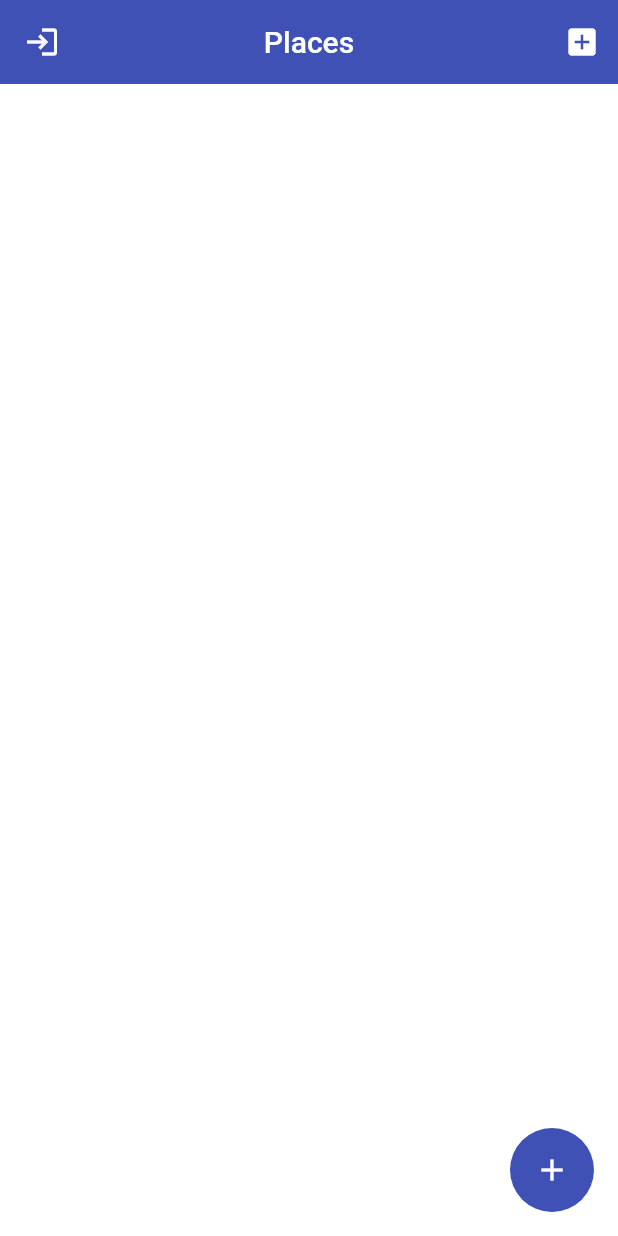
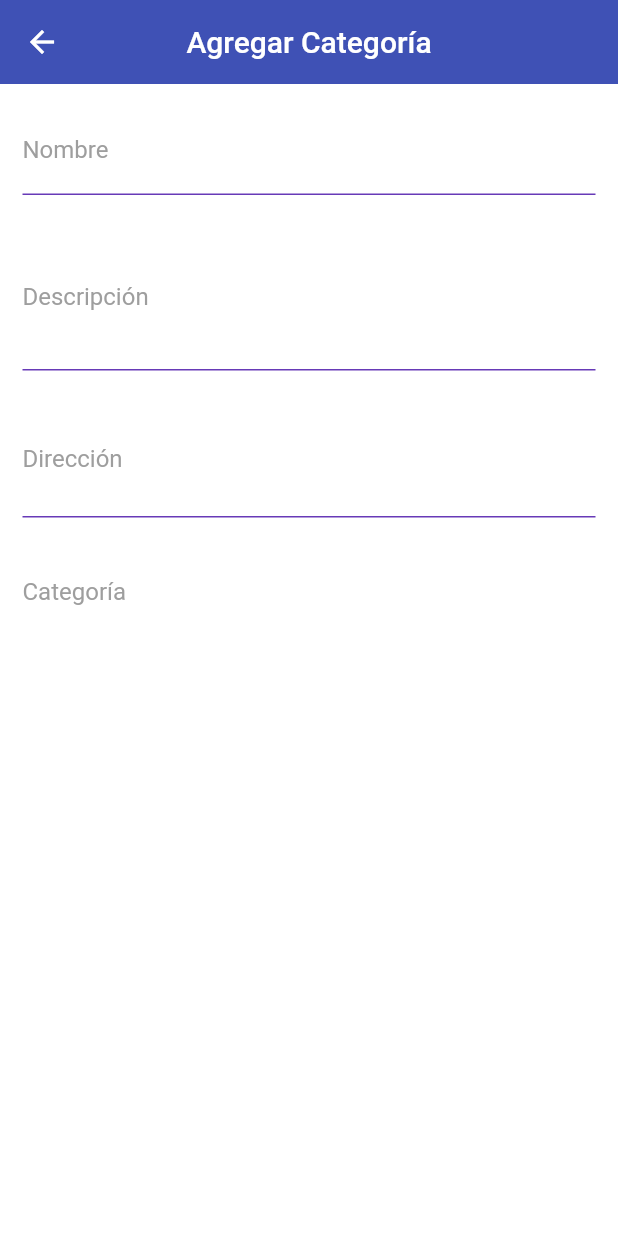
Before and after one commit to RobertoQuintero/lawebdepoza_flutter, a Flutter app: the HomeScreen screen opened by its route, after a tap on the "add" icon, on a phone screen of 412 x 824 dp. Run offline on Flutter 3.47's test engine with Material 2 defaults, Android fonts, the phone set to English and light mode, and no system bars; our stand-ins replace flutter_secure_storage, image_picker; accounts and stored records are empty; network calls fail.

Commit message:
Crea AddPlaceScreen y agrega DropdownButton

```diff
--- a/lib/main.dart
+++ b/lib/main.dart
@@ -1,4 +1,5 @@
 import 'package:flutter/material.dart';
+import 'package:lawebdepoza_mobile/screens/add_place_screen.dart';
 import 'package:provider/provider.dart';
 
 import 'package:lawebdepoza_mobile/screens/screens.dart';
@@ -36,7 +37,8 @@ class MyApp extends StatelessWidget {
         'checking': (_) => CheckAuthScreen(),
         'place': (_) => PlaceScreen(),
         'add-category': (_) => AddCategoryScreen(),
-        'categories': (_) => CategoriesScreen()
+        'categories': (_) => CategoriesScreen(),
+        'add-place': (_) => AddPlaceScreen()
       },
       scaffoldMessengerKey: NotificationsService.messengerKey,
       theme: ThemeData.light().copyWith(
--- a/lib/models/place.dart
+++ b/lib/models/place.dart
@@ -11,34 +11,34 @@ class Place {
     required this.name,
     required this.description,
     required this.address,
-    required this.coordinates,
+    this.coordinates,
     this.img,
     this.facebook,
     this.web,
-    required this.createdAt,
-    required this.updatedAt,
+    this.createdAt,
+    this.updatedAt,
     this.rating,
     this.totalRating,
     this.quantityVoting,
-    required this.category,
-    required this.user,
+    this.category,
+    this.user,
     this.id,
   });
 
   String name;
   String description;
   String address;
-  Coordinates coordinates;
+  Coordinates? coordinates;
   String? img;
   String? facebook;
   String? web;
-  DateTime createdAt;
-  DateTime updatedAt;
+  DateTime? createdAt;
+  DateTime? updatedAt;
   int? rating;
   int? totalRating;
   int? quantityVoting;
-  Category category;
-  String user;
+  Category? category;
+  String? user;
   String? id;
 
   factory Place.fromJson(String str) => Place.fromMap(json.decode(str));
@@ -67,16 +67,16 @@ class Place {
         "name": name,
         "description": description,
         "address": address,
-        "coordinates": coordinates.toMap(),
+        "coordinates": coordinates!.toMap(),
         'img': img,
         "facebook": facebook,
         "web": web,
-        "created_at": createdAt.toIso8601String(),
-        "updated_at": updatedAt.toIso8601String(),
+        "created_at": createdAt!.toIso8601String(),
+        "updated_at": updatedAt!.toIso8601String(),
         "rating": rating,
         "totalRating": totalRating,
         "quantityVoting": quantityVoting,
-        "category": category.toMap(),
+        "category": category!.toMap()['id'],
         "user": user,
         "_id": id,
       };
--- /dev/null
+++ b/lib/screens/add_place_screen.dart
@@ -0,0 +1,141 @@
+import 'package:flutter/material.dart';
+import 'package:lawebdepoza_mobile/models/category.dart';
+import 'package:lawebdepoza_mobile/services/services.dart';
+import 'package:lawebdepoza_mobile/ui/input_decorations.dart';
+import 'package:provider/provider.dart';
+
+class AddPlaceScreen extends StatelessWidget {
+  @override
+  Widget build(BuildContext context) {
+    final placesService = Provider.of<PlacesService>(context);
+    final categoryService = Provider.of<CategoryService>(context);
+    final place = placesService.selectedPlace;
+    return Scaffold(
+        appBar: AppBar(
+          title: Text('Agregar Categoría'),
+        ),
+        body: SingleChildScrollView(
+          physics: BouncingScrollPhysics(),
+          padding: EdgeInsets.only(left: 15, top: 15, right: 15),
+          child: Form(
+            autovalidateMode: AutovalidateMode.onUserInteraction,
+            child: Column(
+              children: [
+                TextFormField(
+                  initialValue: place.name,
+                  autocorrect: false,
+                  decoration: InputDecorations.authInputDecoration(
+                      hintText: 'Sopes el Texano...', labelText: 'Nombre'),
+                  onChanged: (value) => place.name = value,
+                  validator: (value) {
+                    return value != null && value.length > 2
+                        ? null
+                        : 'Nombre muy corto';
+                  },
+                ),
+                SizedBox(
+                  height: 20,
+                ),
+                TextFormField(
+                  initialValue: place.description,
+                  keyboardType: TextInputType.multiline,
+                  maxLines: 3,
+                  decoration: InputDecorations.authInputDecoration(
+                      hintText:
+                          'En este negocio ofrecemos el mejor servicio...',
+                      labelText: 'Descripción'),
+                  onChanged: (value) => place.description = value,
+                  validator: (value) {
+                    return value != null && value.length > 2
+                        ? null
+                        : 'Nombre muy corto';
+                  },
+                ),
+                SizedBox(
+                  height: 20,
+                ),
+                TextFormField(
+                  initialValue: place.address,
+                  keyboardType: TextInputType.multiline,
+                  maxLines: 2,
+                  decoration: InputDecorations.authInputDecoration(
+                      hintText: 'Calle 20 Nov, col. Cazones...',
+                      labelText: 'Dirección'),
+                  onChanged: (value) => place.description = value,
+                  validator: (value) {
+                    return value != null && value.length > 2
+                        ? null
+                        : 'Nombre muy corto';
+                  },
+                ),
+                SizedBox(
+                  height: 20,
+                ),
+                if (categoryService.isLoading)
+                  Container(
+                    height: 80,
+                    width: double.infinity,
+                    child: Center(
+                      child: CircularProgressIndicator(),
+                    ),
+                  ),
+                SizedBox(
+                  height: 20,
+                ),
+                Row(
+                  children: [
+                    Text(
+                      'Categoría',
+                      style: TextStyle(fontSize: 16, color: Colors.grey[500]),
+                    ),
+                    SizedBox(
+                      width: 25,
+                    ),
+                    CategoryDropdownButton(categoryService.categories),
+                  ],
+                )
+              ],
+            ),
+          ),
+        ));
+  }
+}
+
+class CategoryDropdownButton extends StatefulWidget {
+  final List<Category> categories;
+
+  const CategoryDropdownButton(this.categories);
+  @override
+  _CategoryDropdownButtonState createState() => _CategoryDropdownButtonState();
+}
+
+class _CategoryDropdownButtonState extends State<CategoryDropdownButton> {
+  String dropdownValue = 'categorias';
+  int index = 0;
+
+  @override
+  Widget build(BuildContext context) {
+    if (widget.categories.isEmpty) return Container();
+    return DropdownButton(
+      value: widget.categories[index].name,
+      items: widget.categories.map((value) {
+        return DropdownMenuItem(
+          value: value.name,
+          child: Text(value.name),
+        );
+      }).toList(),
+      onChanged: (newValue) {
+        final category =
+            widget.categories.firstWhere((c) => c.name == newValue);
+        index = widget.categories.indexOf(category);
+        setState(() {
+          Provider.of<PlacesService>(context, listen: false)
+              .selectedPlace
+              .category = category;
+          dropdownValue = '$newValue';
+          // index = widget.categories.indexOf);
+        });
+      },
+    );
+  }
+}
--- a/lib/screens/home_screen.dart
+++ b/lib/screens/home_screen.dart
@@ -1,4 +1,5 @@
 import 'package:flutter/material.dart';
+import 'package:lawebdepoza_mobile/models/place.dart';
 import 'package:lawebdepoza_mobile/screens/screens.dart';
 import 'package:lawebdepoza_mobile/services/services.dart';
 import 'package:lawebdepoza_mobile/widgets/widgets.dart';
@@ -40,9 +41,13 @@ class HomeScreen extends StatelessWidget {
               ))),
       floatingActionButton: FloatingActionButton(
         onPressed: () {
-          // productService.selectedProduct =
-          //     new Product(available: false, name: '', price: 0);
-          // Navigator.pushNamed(context, 'product');
+          placesService.selectedPlace = new Place(
+            name: '',
+            description: '',
+            address: '',
+          );
+
+          Navigator.pushNamed(context, 'add-place');
         },
         child: Icon(Icons.add),
       ),
--- a/lib/screens/place_screen.dart
+++ b/lib/screens/place_screen.dart
@@ -42,7 +42,7 @@ class PlaceScreen extends StatelessWidget {
                     style: TextStyle(fontSize: 25, fontWeight: FontWeight.bold),
                   ),
                   Text(
-                    place.category.name,
+                    place.category!.name,
                     style: TextStyle(fontSize: 12, color: Colors.grey),
                   ),
                   SizedBox(
@@ -88,7 +88,7 @@ class PlaceScreen extends StatelessWidget {
                         width: 30,
                       ),
                       TextButton(
-                          onPressed: () => urlLauncherMap(place.coordinates),
+                          onPressed: () => urlLauncherMap(place.coordinates!),
                           child: Text(
                             'Mapa',
                             style: TextStyle(fontSize: 15, color: Colors.red),
```
